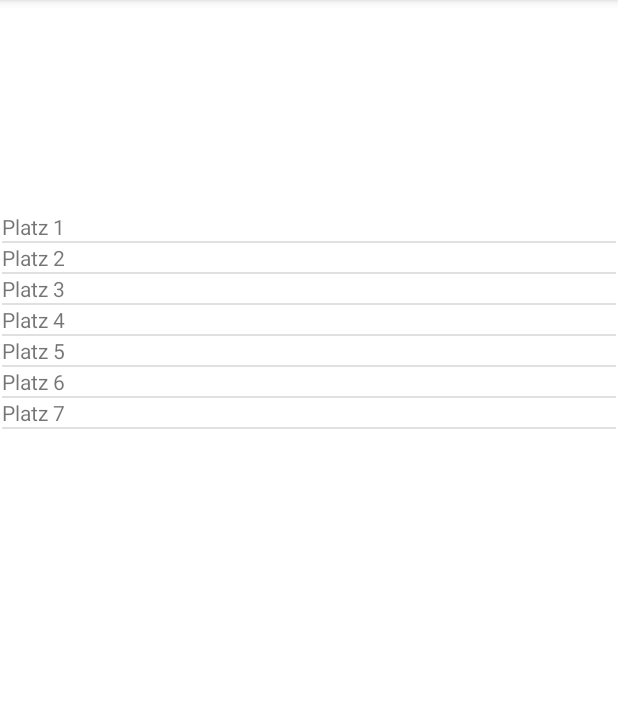
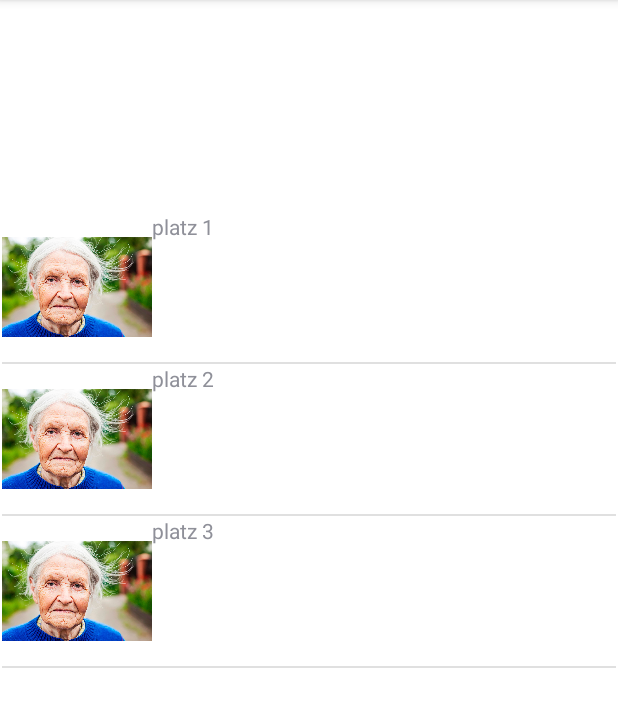
Before and after one commit to STK-Students/GeoTracer, an Android app: the BestList screen opened directly, with no data from a screen before it, on a phone screen of 412 x 824 dp, the part 84-811 px from its top. Run offline under Robolectric (Android 15) with nearby library versions, the phone set to English and light mode, and no system bars.

Commit message:
Added Bestenliste Images

```diff
--- a/app/src/main/java/de/sk/geotracer/BestList.java
+++ b/app/src/main/java/de/sk/geotracer/BestList.java
@@ -10,7 +10,9 @@ import android.widget.ListView;
 public class BestList extends AppCompatActivity {
 
     //Parameter, die in der Bestenliste angezeigt werden soll.
-    String listPlatz [] = {"Platz 1", "Platz 2", "Platz 3", "Platz 4", "Platz 5", "Platz 6", "Platz 7", };
+    String listPlatz [] = {"platz 1", "platz 2", "platz 3"};
+    //Bilder, die in der Bestenliste angezeigt werden sollen.
+    int listImages []= {R.drawable.platz1, R.drawable.platz2, R.drawable.platz3};
 
     //ListView
     ListView bestListView;
@@ -19,15 +21,17 @@ public class BestList extends AppCompatActivity {
     protected void onCreate(Bundle savedInstanceState) {
         super.onCreate(savedInstanceState);
         setContentView(R.layout.activity_best_list);
-
         //Lokalisieren der ListView
         bestListView = (ListView) findViewById(R.id.bestListView);
 
-        //Erstellen des Adapters für die Parameterübergabe
+        CustomBaseAdapter customBaseAdapter = new CustomBaseAdapter(getApplicationContext(), listPlatz, listImages);
+
+        bestListView.setAdapter(customBaseAdapter);
+
+        /*Erstellen des Adapters für die Parameterübergabe
         ArrayAdapter<String> arrayAdapter = new ArrayAdapter<String>(this, R.layout.activity_best_list_view, R.id.TextView, listPlatz);
         bestListView.setAdapter(arrayAdapter);
+        */
 
     }
-
-
 }
--- /dev/null
+++ b/app/src/main/java/de/sk/geotracer/CustomBaseAdapter.java
@@ -0,0 +1,49 @@
+package de.sk.geotracer;
+
+import android.content.Context;
+import android.view.LayoutInflater;
+import android.view.View;
+import android.view.ViewGroup;
+import android.widget.BaseAdapter;
+import android.widget.ImageView;
+import android.widget.TextView;
+
+public class CustomBaseAdapter extends BaseAdapter {
+
+    Context context;
+    String listPlatz[];
+    int listImages[];
+    LayoutInflater inflater;
+
+    public CustomBaseAdapter(Context ctx, String [] platzList, int [] images){
+        this.context = ctx;
+        this.listPlatz = platzList;
+        this.listImages = images;
+        inflater = LayoutInflater.from(ctx);
+    }
+
+    @Override
+    public int getCount() {
+        return listPlatz.length;
+    }
+
+    @Override
+    public Object getItem(int i) {
+        return null;
+    }
+
+    @Override
+    public long getItemId(int i) {
+        return 0;
+    }
+
+    @Override
+    public View getView(int position, View convertView, ViewGroup parent) {
+        convertView = inflater.inflate(R.layout.activity_best_list_view, null);
+        TextView txtView = (TextView) convertView.findViewById(R.id.TextView);
+        ImageView listImg = (ImageView) convertView.findViewById(R.id.imageIcon);
+        txtView.setText(listPlatz[position]);
+        listImg.setImageResource(listImages[position]);
+        return convertView;
+    }
+}
--- a/app/src/main/res/layout/activity_best_list_view.xml
+++ b/app/src/main/res/layout/activity_best_list_view.xml
@@ -6,10 +6,17 @@
     android:layout_height="match_parent"
     tools:context=".BestListView">
 
+
+    <ImageView
+        android:layout_width="100dp"
+        android:layout_height="100dp"
+        android:id="@+id/imageIcon" />
+
     <TextView
         android:layout_width="wrap_content"
         android:layout_height="wrap_content"
         android:id="@+id/TextView"
+        android:gravity="center"
         android:text="Text">
     </TextView>
 
```
Also changed, not shown: app/src/main/res/drawable-v24/platz1.jpg (added), app/src/main/res/drawable-v24/platz2.jpg (added), app/src/main/res/drawable-v24/platz3.jpg (added).
